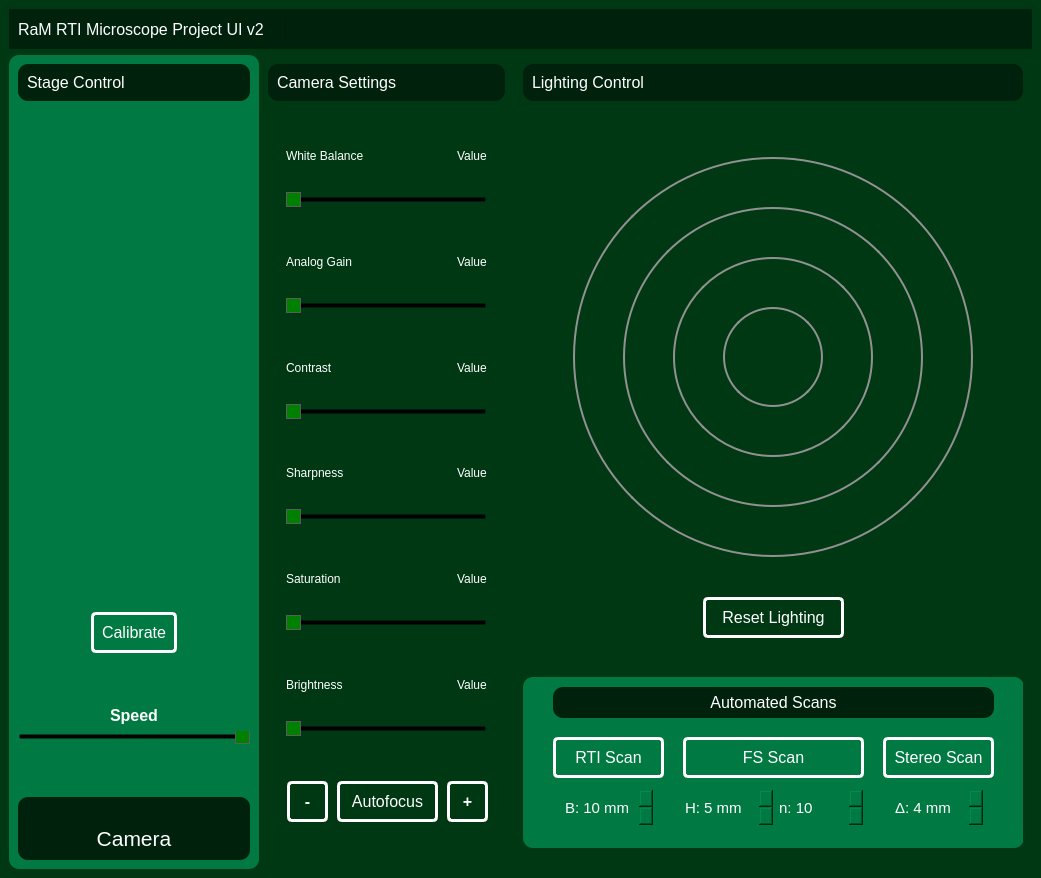
Qt form src/UI_v2.ui (RaM-Microscope-Project/MicroscopyProject) before a commit.
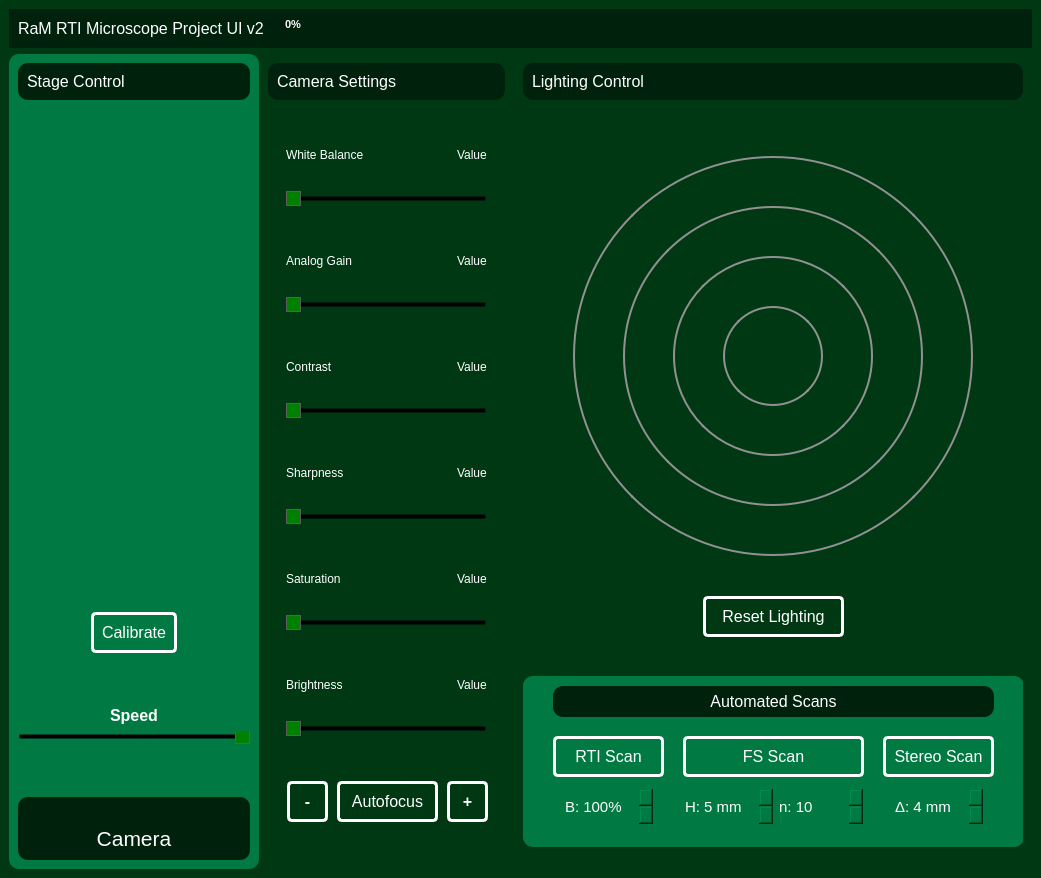
The same form after that commit. Icons and pictures are not drawn.

Diff of the .ui file:
```diff
--- a/src/UI_v2.ui
+++ b/src/UI_v2.ui
@@ -198,11 +198,23 @@
              </item>
              <item>
               <widget class="QProgressBar" name="progressBar">
+               <property name="font">
+                <font>
+                 <family>Arial</family>
+                 <pointsize>8</pointsize>
+                 <weight>75</weight>
+                 <bold>true</bold>
+                 <stylestrategy>PreferAntialias</stylestrategy>
+                </font>
+               </property>
                <property name="value">
                 <number>0</number>
                </property>
                <property name="textVisible">
-                <bool>false</bool>
+                <bool>true</bool>
+               </property>
+               <property name="textDirection">
+                <enum>QProgressBar::TopToBottom</enum>
                </property>
               </widget>
              </item>
@@ -2043,7 +2055,7 @@
                   <number>1</number>
                  </property>
                  <property name="maximum">
-                  <number>20</number>
+                  <number>50</number>
                  </property>
                  <property name="value">
                   <number>5</number>
@@ -2104,19 +2116,22 @@
                   <bool>false</bool>
                  </property>
                  <property name="suffix">
-                  <string> mm</string>
+                  <string>%</string>
                  </property>
                  <property name="prefix">
                   <string>B: </string>
                  </property>
                  <property name="minimum">
-                  <number>1</number>
+                  <number>10</number>
                  </property>
                  <property name="maximum">
+                  <number>100</number>
+                 </property>
+                 <property name="singleStep">
                   <number>10</number>
                  </property>
                  <property name="value">
-                  <number>10</number>
+                  <number>100</number>
                  </property>
                 </widget>
                </widget>
```
